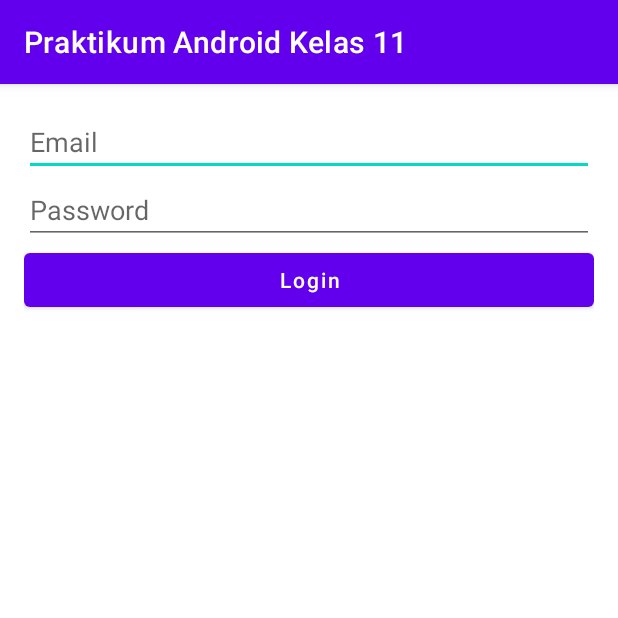
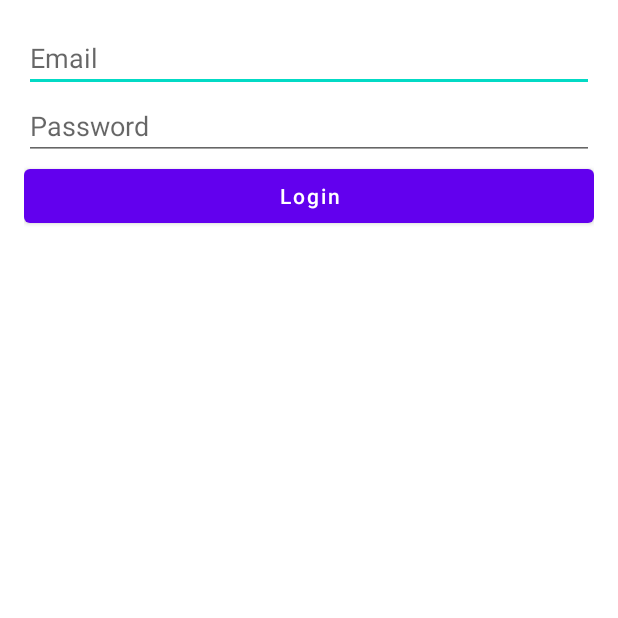
Before and after one commit to mirzayogy/PraktikumAndroidKelas11, an Android app: the screen it shows after launch (MainActivity), on a phone screen of 412 x 824 dp, the top half of it. Run offline under Robolectric (Android 15) with nearby library versions, the phone set to English and light mode, and no system bars.

```diff
--- a/app/src/main/AndroidManifest.xml
+++ b/app/src/main/AndroidManifest.xml
@@ -9,13 +9,14 @@
         android:roundIcon="@mipmap/ic_launcher_round"
         android:supportsRtl="true"
         android:theme="@style/Theme.PraktikumAndroidKelas11">
-        <activity android:name=".MainActivity">
+        <activity android:name=".SplashActivity">
             <intent-filter>
                 <action android:name="android.intent.action.MAIN" />
 
                 <category android:name="android.intent.category.LAUNCHER" />
             </intent-filter>
         </activity>
+        <activity android:name=".MainActivity"/>
     </application>
 
 </manifest>
--- /dev/null
+++ b/app/src/main/java/com/mirzayogy/praktikumandroidkelas11/SplashActivity.kt
@@ -0,0 +1,19 @@
+package com.mirzayogy.praktikumandroidkelas11
+
+import android.content.Intent
+import androidx.appcompat.app.AppCompatActivity
+import android.os.Bundle
+import android.os.Handler
+import android.os.Looper
+
+class SplashActivity : AppCompatActivity() {
+    override fun onCreate(savedInstanceState: Bundle?) {
+        super.onCreate(savedInstanceState)
+        setContentView(R.layout.activity_splash)
+
+        Handler(Looper.getMainLooper()).postDelayed({
+            val i = Intent(this,MainActivity::class.java)
+            startActivity(i)
+        },2000)
+    }
+}
--- a/app/src/main/res/values-night/themes.xml
+++ b/app/src/main/res/values-night/themes.xml
@@ -1,6 +1,6 @@
 <resources xmlns:tools="http://schemas.android.com/tools">
     <!-- Base application theme. -->
-    <style name="Theme.PraktikumAndroidKelas11" parent="Theme.MaterialComponents.DayNight.DarkActionBar">
+    <style name="Theme.PraktikumAndroidKelas11" parent="Theme.MaterialComponents.DayNight.NoActionBar">
         <!-- Primary brand color. -->
         <item name="colorPrimary">@color/purple_200</item>
         <item name="colorPrimaryVariant">@color/purple_700</item>
--- a/app/src/main/res/values/themes.xml
+++ b/app/src/main/res/values/themes.xml
@@ -1,6 +1,6 @@
 <resources xmlns:tools="http://schemas.android.com/tools">
     <!-- Base application theme. -->
-    <style name="Theme.PraktikumAndroidKelas11" parent="Theme.MaterialComponents.DayNight.DarkActionBar">
+    <style name="Theme.PraktikumAndroidKelas11" parent="Theme.MaterialComponents.DayNight.NoActionBar">
         <!-- Primary brand color. -->
         <item name="colorPrimary">@color/purple_500</item>
         <item name="colorPrimaryVariant">@color/purple_700</item>
```
Also changed, not shown: app/src/main/res/layout/activity_splash.xml (added, +23 -0 lines).
